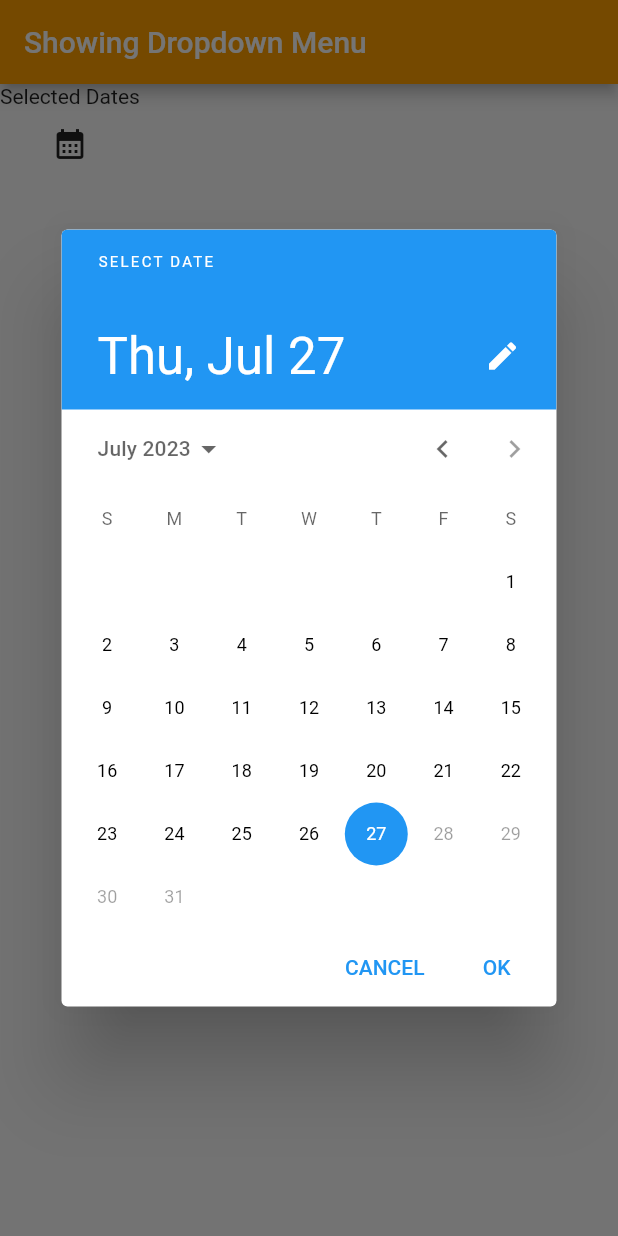
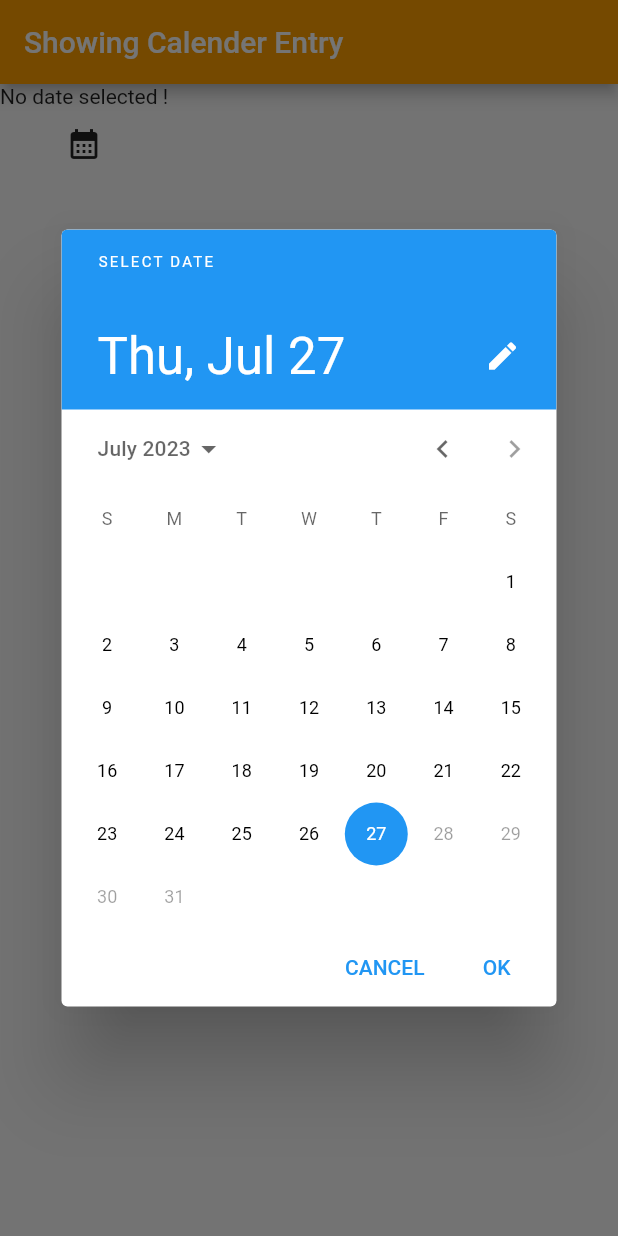
Before and after one commit to basabaich/flutter_date_time_picker_simplified_with_display_of_picked_date_time, a Flutter app: the screen it shows after launch, after a tap on the "calendar month" icon, on a phone screen of 412 x 824 dp. Run offline on Flutter 3.47's test engine with Material 2 defaults, Android fonts, the phone set to English and light mode, and no system bars.

Commit message:
first commit

```diff
--- a/lib/new_process.dart
+++ b/lib/new_process.dart
@@ -1,6 +1,10 @@
 //new_processs.dart
 
 import 'package:flutter/material.dart';
+import 'package:intl/intl.dart'; // We are calling this to display the picked
+//date in the right format. we will call formatter variable below.
+
+final formatter = DateFormat.yMd(); //This is the format for display
 
 class NewProcess extends StatefulWidget {
   const NewProcess({super.key});
@@ -13,6 +17,12 @@ class NewProcess extends StatefulWidget {
 class _NewProcessState extends State<NewProcess> {
   //
   //
+  //Define a variable as below:
+  DateTime? _selectedDate;
+  //The above variable is a "DateTime" variable & the questionmark means
+  //in case the "_selectedDate" dont have the value or returns a null value
+  //then the returned value will be null otherwise the specific date will be
+  //shown
   //
   //The "showDatePicker()" uses a "Future". Which means that this function
   //will pick a date time value once the user clicks on the calender in future
@@ -34,7 +44,13 @@ class _NewProcessState extends State<NewProcess> {
         initialDate: now,
         firstDate: firstDate,
         lastDate: now);
-    print(pickedDate);
+    //print(pickedDate);
+    //Instead of the print command we can show the picked date in the
+    //application itself just before the DatePicker icon with the
+    //"setState()" function as below:
+    setState(() {
+      _selectedDate = pickedDate;
+    });
   }
 
   //
@@ -43,14 +59,24 @@ class _NewProcessState extends State<NewProcess> {
   Widget build(BuildContext context) {
     return Scaffold(
       appBar: AppBar(
-        title: const Text('Showing Dropdown Menu'),
+        title: const Text('Showing Calender Entry'),
         elevation: 4,
         backgroundColor: Colors.amber[700],
       ), //AppBar
       body: Column(
         children: [
           //CALANDER codes:
-          const Text('Selected Dates'),
+          Text(_selectedDate == null
+              ? 'No date selected !'
+              : formatter.format(_selectedDate!)), //Text
+          //We are putting an exclamation mark after "_selectedDate()"
+          //function as otherwise it was reporting an error as the
+          //flutter thinks if this variable be "null". But we know that
+          // this value will not be null as we have defined
+          //"_selectedDate" value as :
+          //DateTime ? _selectedDate;
+          //So to force flutter that we know it will not report a null, we have
+          //to add an exclamation mark at the end.
           IconButton(
             onPressed: _presentDatePicker,
             icon: const Icon(
```
